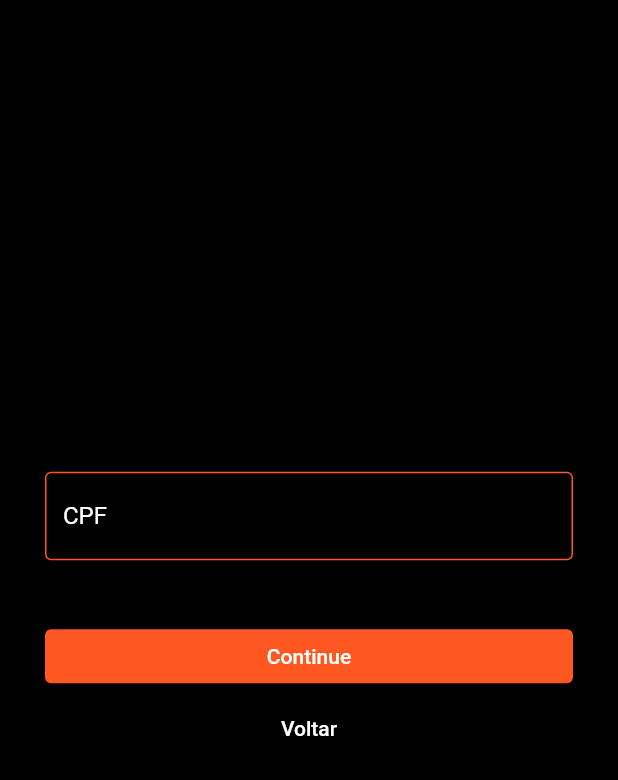
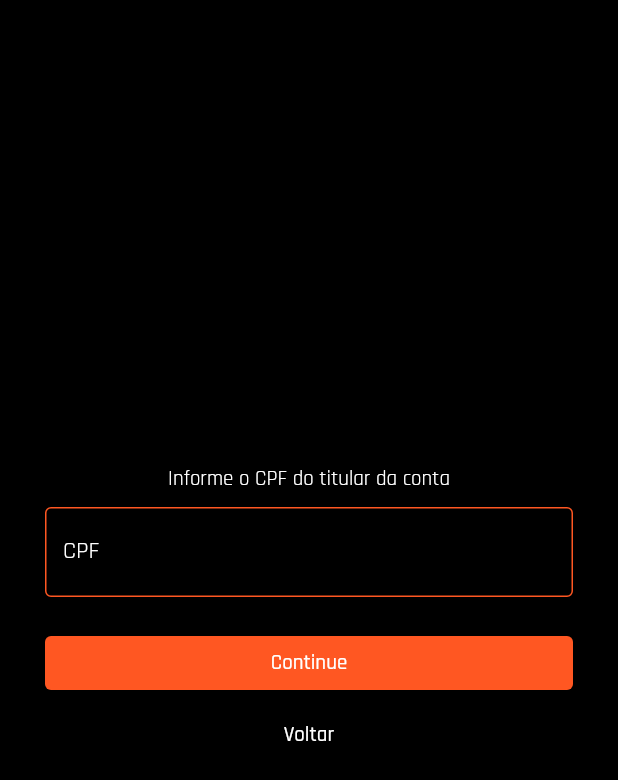
Before and after one commit to mechztcc/flutter-bank, a Flutter app: the CreatePage screen opened by its route, on a phone screen of 412 x 824 dp. Shown: the top 780 px of the screen. Run offline on Flutter 3.47's test engine with Material 2 defaults, Android fonts, the phone set to English and light mode, and no system bars; our stand-ins replace flutter_modular, mobx; generated files the repository leaves out were written again.

Commit message:
changin font style

```diff
--- a/lib/app/app_widget.dart
+++ b/lib/app/app_widget.dart
@@ -8,8 +8,10 @@ class AppWidget extends StatelessWidget {
       debugShowCheckedModeBanner: false,
       title: 'Flutter Slidy',
       theme: ThemeData(
-          colorScheme: ColorScheme.fromSwatch(primarySwatch: Colors.grey)
-              .copyWith(secondary: Colors.deepOrange)),
+        colorScheme: ColorScheme.fromSwatch(primarySwatch: Colors.grey)
+            .copyWith(secondary: Colors.deepOrange),
+        fontFamily: 'Rajdhani',
+      ),
     ).modular();
   }
 }
--- a/lib/app/modules/users/widgets/create_form_widget.dart
+++ b/lib/app/modules/users/widgets/create_form_widget.dart
@@ -98,6 +98,15 @@ class _CreateFormWidgetState extends State<CreateFormWidget> {
               child: Column(
                 children: [
                   if (isCpf == true)
+                    Column(
+                      children: [
+                        Padding(
+                          padding: const EdgeInsets.only(bottom: 10),
+                          child: Text(
+                            'Informe o CPF do titular da conta',
+                            style: TextStyle(color: Colors.white),
+                          ),
+                        ),
                         TextFormField(
                           style: TextStyle(
                             color: Colors.white,
@@ -114,7 +123,18 @@ class _CreateFormWidgetState extends State<CreateFormWidget> {
                             ),
                           ),
                         ),
+                      ],
+                    ),
                   if (isName == true)
+                    Column(
+                      children: [
+                        Padding(
+                          padding: const EdgeInsets.only(bottom: 10),
+                          child: Text(
+                            'Nome que será exibido no Cartão',
+                            style: TextStyle(color: Colors.white),
+                          ),
+                        ),
                         TextFormField(
                           style: TextStyle(
                             color: Colors.white,
@@ -133,7 +153,18 @@ class _CreateFormWidgetState extends State<CreateFormWidget> {
                             ),
                           ),
                         ),
+                      ],
+                    ),
                   if (isEmail == true)
+                    Column(
+                      children: [
+                        Padding(
+                          padding: const EdgeInsets.only(bottom: 10),
+                          child: Text(
+                            'Informe um E-mail válido',
+                            style: TextStyle(color: Colors.white),
+                          ),
+                        ),
                         TextFormField(
                           style: TextStyle(
                             color: Colors.white,
@@ -152,7 +183,18 @@ class _CreateFormWidgetState extends State<CreateFormWidget> {
                             ),
                           ),
                         ),
+                      ],
+                    ),
                   if (isPassword == true)
+                    Column(
+                      children: [
+                        Padding(
+                          padding: const EdgeInsets.only(bottom: 10),
+                          child: Text(
+                            'A senha deve conter no mínimo 6 dígitos',
+                            style: TextStyle(color: Colors.white),
+                          ),
+                        ),
                         TextFormField(
                           obscureText: true,
                           style: TextStyle(
@@ -172,8 +214,10 @@ class _CreateFormWidgetState extends State<CreateFormWidget> {
                             ),
                           ),
                         ),
+                      ],
+                    ),
                   Padding(
-                    padding: const EdgeInsets.only(top: 40),
+                    padding: const EdgeInsets.only(top: 20),
                     child: SizedBox(
                       width: double.infinity,
                       child: ElevatedButton(
--- a/lib/app/modules/users/widgets/login_form_widget.dart
+++ b/lib/app/modules/users/widgets/login_form_widget.dart
@@ -22,7 +22,7 @@ class LoginFormWidget extends StatelessWidget {
               'Bem-vindo',
               style: TextStyle(
                 fontSize: 40,
-                color: Theme.of(context).colorScheme.secondary,
+                color: Colors.white,
                 fontWeight: FontWeight.bold,
               ),
             ),
```
Also changed, not shown: pubspec.yaml (+6 -4 lines), assets/fonts/Rajdhani-Bold.ttf (added), assets/fonts/Rajdhani-Light.ttf (added), assets/fonts/Rajdhani-Medium.ttf (added), assets/fonts/Rajdhani-Regular.ttf (added), assets/fonts/Rajdhani-SemiBold.ttf (added). Lines whose indentation alone changed are shown as unchanged.
